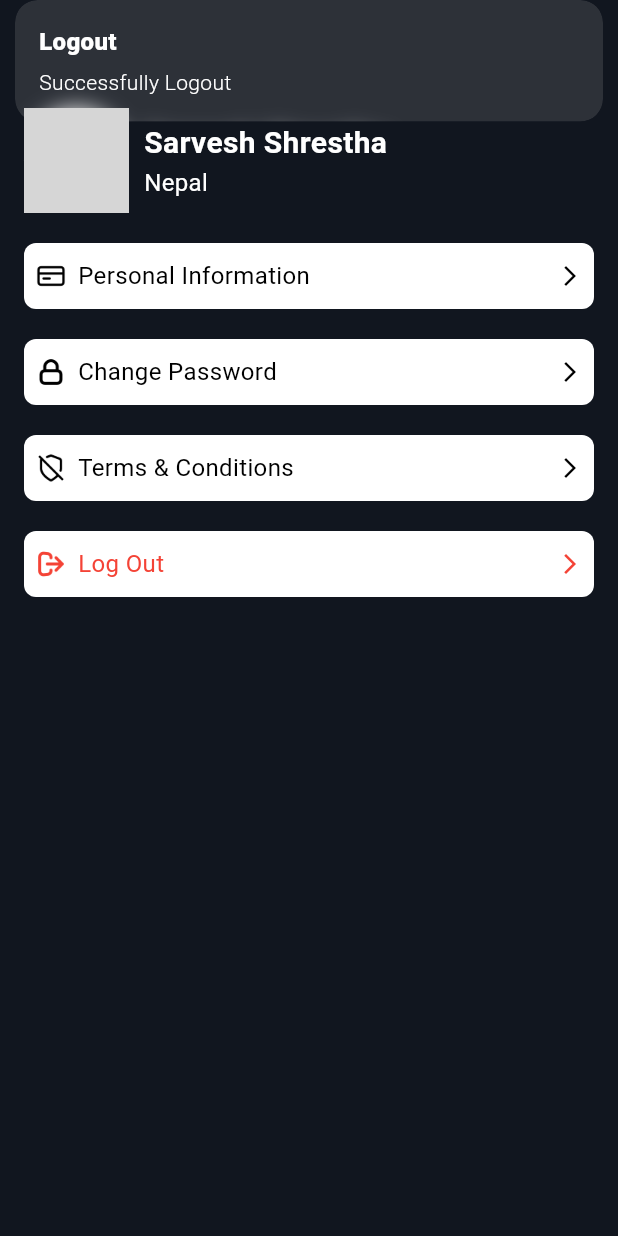
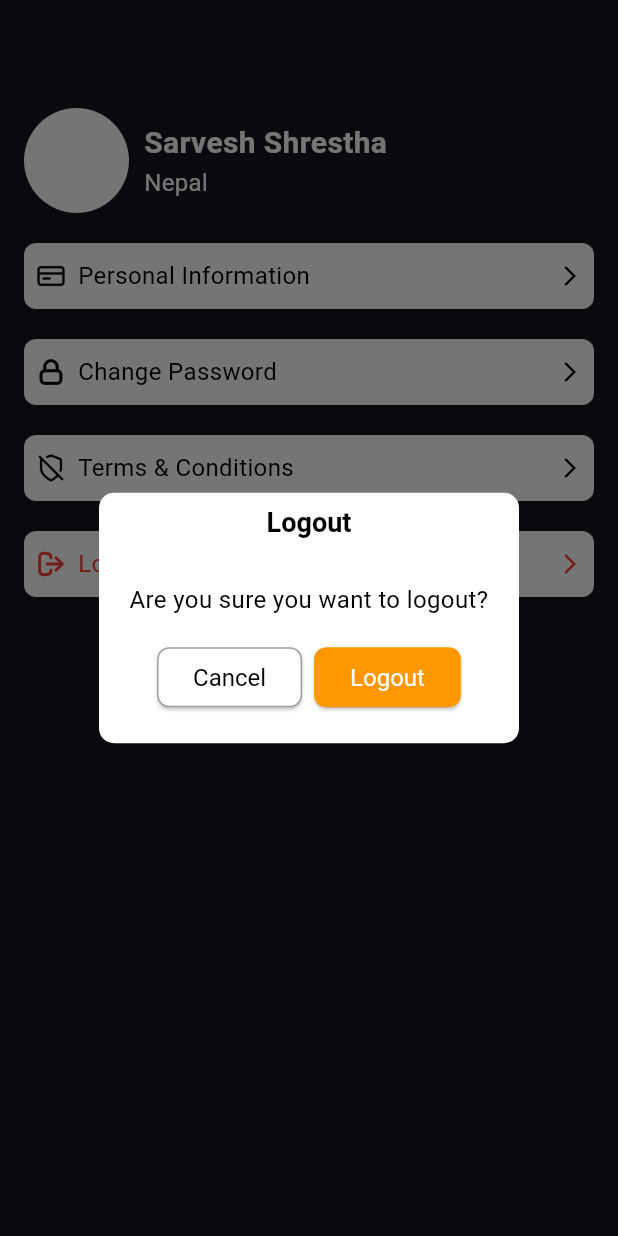
Before and after one commit to FSDTeam-SAA/flutter_williamharri908, a Flutter app: the ProfileView screen opened directly, after a tap on "Log Out", on a phone screen of 412 x 824 dp. Run offline on Flutter 3.47's test engine with Material 3 defaults, Android fonts, the phone set to English and light mode, and no system bars; our stand-ins replace dartz, dio, flutter_secure_storage, get, image_picker, pinput and 1 more; accounts and stored records are empty; Roboto replaces fonts that are missing (Poppins); grey boxes are pictures that could not be loaded.

```diff
--- a/lib/src/module/profile/ui/view/profile_view.dart
+++ b/lib/src/module/profile/ui/view/profile_view.dart
@@ -82,7 +82,8 @@ class ProfileView extends StatelessWidget {
               padding: const EdgeInsets.symmetric(vertical: 20),
               child: InkWell(
                 onTap: () {
-                  Get.snackbar("Logout", "Successfully Logout");
+                  //Get.snackbar("Logout", "Successfully Logout")
+                  showLogoutDialog();
                 },
                 child: Container(
                   height: 44,
@@ -133,3 +134,44 @@ class ProfileView extends StatelessWidget {
     );
   }
 }
+void showLogoutDialog() {
+  Get.defaultDialog(
+    backgroundColor: Colors.white,
+    title: "Logout",
+    middleText: "Are you sure you want to logout?",
+    titleStyle: TextStyle(fontSize: 18, fontWeight: FontWeight.bold,color: Colors.black),
+    middleTextStyle: TextStyle(fontSize: 16,color: Colors.black),
+    barrierDismissible: true,
+    radius: 10,
+    contentPadding: EdgeInsets.all(20),
+    cancel: ElevatedButton(
+      style: ElevatedButton.styleFrom(
+        backgroundColor: Colors.white, // Cancel button background color
+        foregroundColor: Colors.black, // Cancel button text color
+        shape: RoundedRectangleBorder(
+          borderRadius: BorderRadius.circular(8),
+          side: BorderSide(color: Colors.grey), // Optional border
+        ),
+      ),
+      onPressed: () {
+        Get.back(); // close dialog
+      },
+      child: Text("Cancel"),
+    ),
+    confirm: ElevatedButton(
+      style: ElevatedButton.styleFrom(
+        backgroundColor: Colors.orange, // Logout button background color
+        foregroundColor: Colors.white, // Logout button text color
+        shape: RoundedRectangleBorder(
+          borderRadius: BorderRadius.circular(8),
+        ),
+      ),
+      onPressed: () {
+        Get.back(); // close dialog
+        print("User logged out");
+        // এখানে তোমার logout logic call করো
+      },
+      child: Text("Logout"),
+    ),
+  );
+}
```
Also changed, not shown: lib/src/module/auth/ui/view/change_password_view.dart (+17 -2 lines), lib/src/module/profile/model/profile_model.dart (+32 -0 lines), lib/src/module/profile/ui/view/personal_info_view.dart (line endings or trailing spaces).
